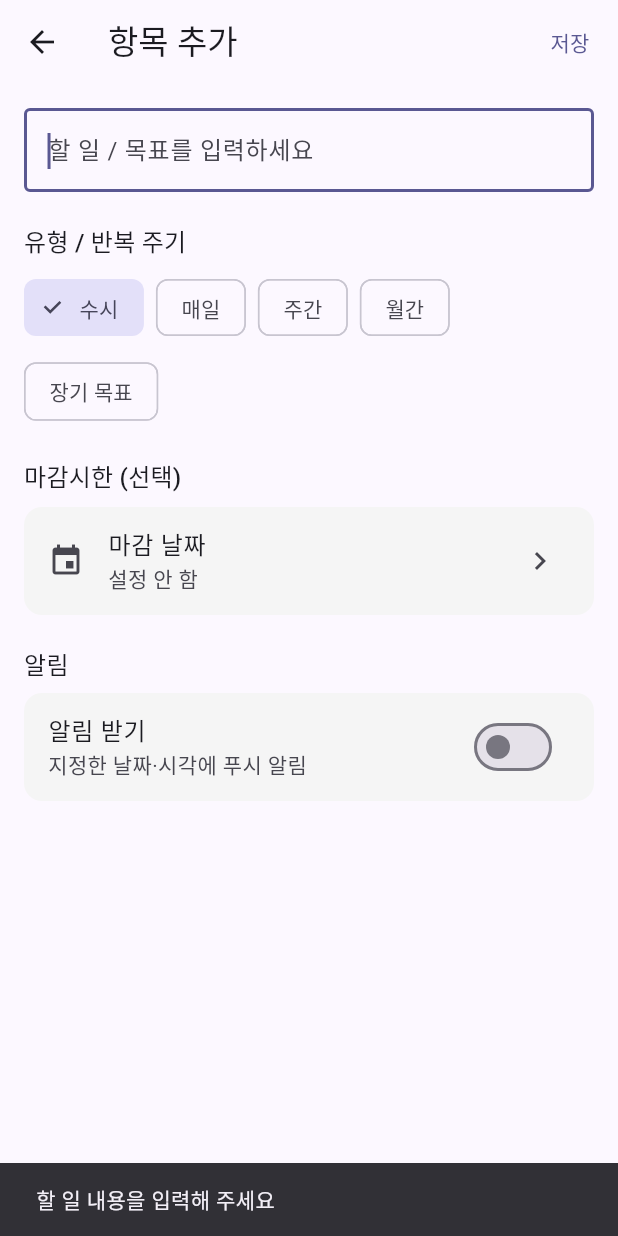
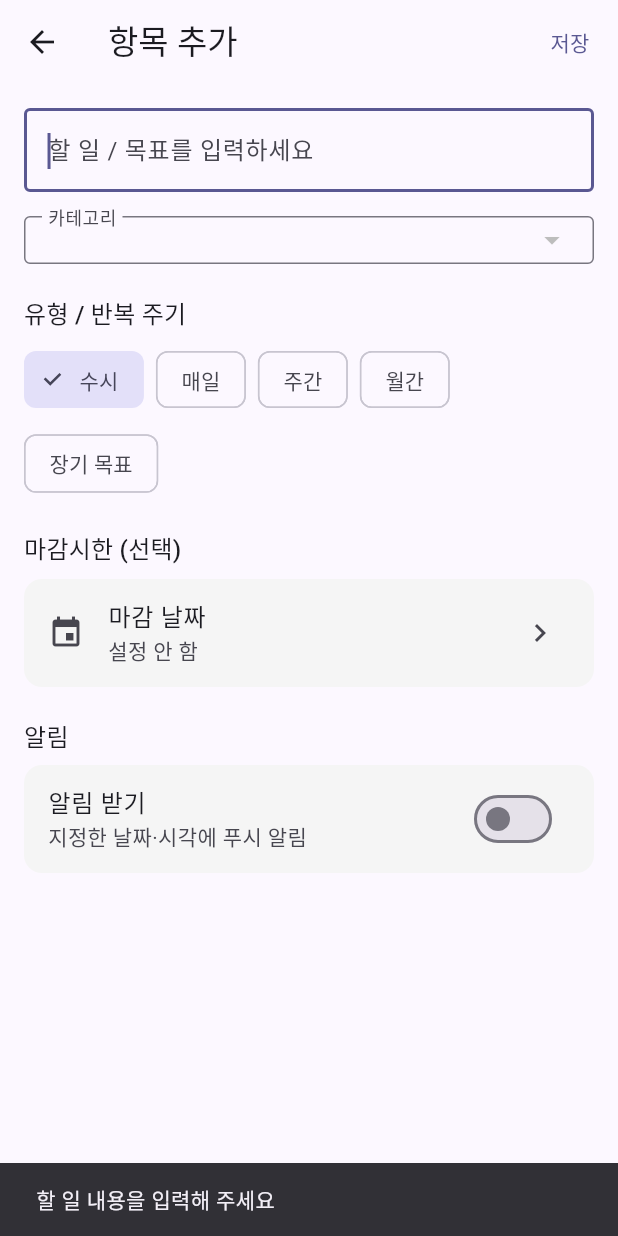
Before and after one commit to hongsytop-tech/Mobile-Application-Maker, a Flutter app: the TodoItemEditScreen screen opened directly with empty values, after a tap on "저장", on a phone screen of 412 x 824 dp. Run offline on Flutter 3.47's test engine with Material 3 defaults, Android fonts, the phone set to English and light mode, and no system bars; our stand-ins replace cached_network_image, dio, fl_chart, flutter_dotenv, flutter_local_notifications, flutter_riverpod and 7 more; missing offline and left inert: dart:html; accounts and stored records are empty; network calls fail; Roboto replaces fonts that are missing (Pretendard).

Commit message:
feat(todo): 카테고리 이동 + 캘린더 완전 삭제 + "즉시"→"수시"
- TodoItemEditScreen 상단에 카테고리 드롭다운 추가 (다른 카테고리로 이동)
- TodoItem.copyWith 에 categoryId 파라미터 추가
- 캘린더의 항목 삭제는 이제 항목 자체를 완전 삭제 (모든 완료 기록 포함)
- 라벨 "즉시" → "수시" 통일 (모델 + repeatLabel)

Co-Authored-By: Claude Opus 4.8 (1M context) <noreply@anthropic.com>
Claude-Session: https://claude.ai/code/session_01J9JidPyfWbQsXGrUqBUrL3

```diff
--- a/lib/features/todo/models/todo_item.dart
+++ b/lib/features/todo/models/todo_item.dart
@@ -173,6 +173,7 @@ class TodoItem {
   }
 
   TodoItem copyWith({
+    String? categoryId,
     String? text,
     TodoRepeat? repeat,
     Set<int>? weekDays,
@@ -190,7 +191,7 @@ class TodoItem {
   }) {
     return TodoItem(
       id: id,
-      categoryId: categoryId,
+      categoryId: categoryId ?? this.categoryId,
       text: text ?? this.text,
       repeat: repeat ?? this.repeat,
       weekDays: weekDays ?? this.weekDays,
--- a/lib/features/todo/screens/todo_item_edit_screen.dart
+++ b/lib/features/todo/screens/todo_item_edit_screen.dart
@@ -31,6 +31,7 @@ class _TodoItemEditScreenState extends ConsumerState<TodoItemEditScreen> {
   late TodoRepeat _repeat;
   late Set<int> _weekDays;
   late int _monthDay;
+  late String _categoryId;
 
   DateTime? _deadline;
   bool _notifyEnabled = false;
@@ -60,6 +61,7 @@ class _TodoItemEditScreenState extends ConsumerState<TodoItemEditScreen> {
     _repeat = it?.repeat ?? TodoRepeat.once;
     _weekDays = {...(it?.weekDays ?? const <int>{})};
     _monthDay = it?.monthDay ?? 1;
+    _categoryId = widget.item?.categoryId ?? widget.categoryId;
     _deadline = it?.deadline;
     _notifyEnabled = it?.notifyEnabled ?? false;
     _notifyDate = it?.notifyDate ?? today;
@@ -135,7 +137,7 @@ class _TodoItemEditScreenState extends ConsumerState<TodoItemEditScreen> {
 
       final draft = TodoItem(
         id: widget.item?.id ?? 'draft',
-        categoryId: widget.categoryId,
+        categoryId: _categoryId,
         text: text,
         repeat: _repeat,
         weekDays: _repeat == TodoRepeat.weekly ? _weekDays : const <int>{},
@@ -154,6 +156,7 @@ class _TodoItemEditScreenState extends ConsumerState<TodoItemEditScreen> {
         await notifier.add(draft);
       } else {
         await notifier.save(widget.item!.copyWith(
+          categoryId: _categoryId,
           text: text,
           repeat: _repeat,
           weekDays: draft.weekDays,
@@ -241,6 +244,13 @@ class _TodoItemEditScreenState extends ConsumerState<TodoItemEditScreen> {
                     horizontal: 12, vertical: 16),
               ),
             ),
+          ),
+          const SizedBox(height: 16),
+
+          // 카테고리 선택 (다른 카테고리로 이동 가능)
+          _CategoryPicker(
+            current: _categoryId,
+            onChanged: (id) => setState(() => _categoryId = id),
           ),
           const SizedBox(height: 20),
 
@@ -456,3 +466,52 @@ class _TodoItemEditScreenState extends ConsumerState<TodoItemEditScreen> {
     );
   }
 }
+
+class _CategoryPicker extends ConsumerWidget {
+  final String current;
+  final ValueChanged<String> onChanged;
+  const _CategoryPicker({required this.current, required this.onChanged});
+
+  @override
+  Widget build(BuildContext context, WidgetRef ref) {
+    final cats = ref.watch(todoCategoriesProvider).value ?? const [];
+    final sorted = [...cats]..sort((a, b) => a.order.compareTo(b.order));
+    return InputDecorator(
+      decoration: const InputDecoration(
+        labelText: '카테고리',
+        border: OutlineInputBorder(),
+        isDense: true,
+        contentPadding: EdgeInsets.symmetric(horizontal: 12, vertical: 4),
+      ),
+      child: DropdownButtonHideUnderline(
+        child: DropdownButton<String>(
+          isExpanded: true,
+          value: sorted.any((c) => c.id == current) ? current : null,
+          items: [
+            for (final c in sorted)
+              DropdownMenuItem(
+                value: c.id,
+                child: Row(
+                  children: [
+                    Container(
+                      width: 12,
+                      height: 12,
+                      decoration: BoxDecoration(
+                        color: Color(c.colorValue),
+                        shape: BoxShape.circle,
+                      ),
+                    ),
+                    const SizedBox(width: 8),
+                    Text(c.name),
+                  ],
+                ),
+              ),
+          ],
+          onChanged: (v) {
+            if (v != null) onChanged(v);
+          },
+        ),
+      ),
+    );
+  }
+}
```
Also changed, not shown: lib/features/todo/screens/todo_completion_calendar_screen.dart (+7 -7 lines).
